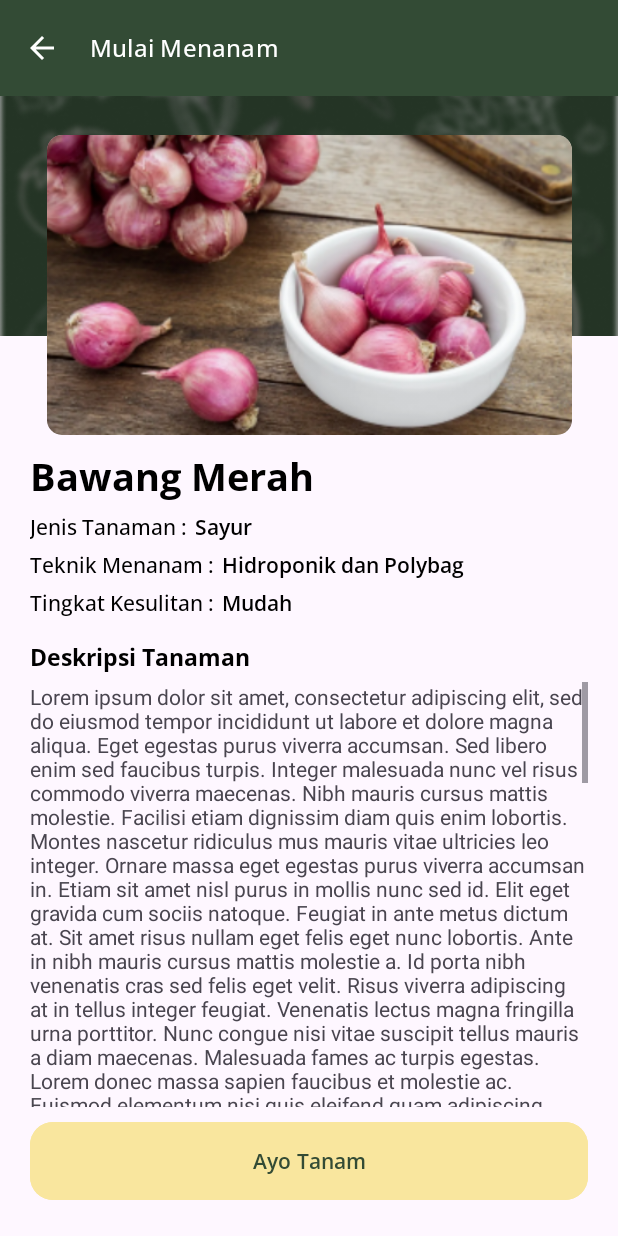
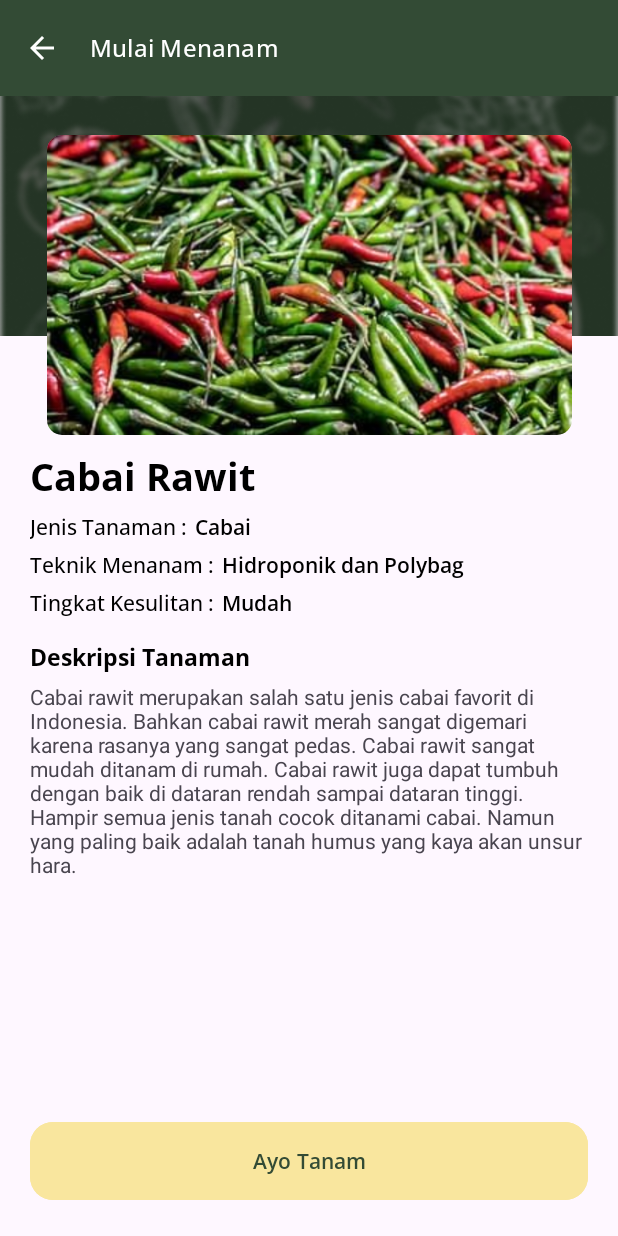
Before and after one commit to PutraGandaD/UrbanFarm-Mobile-Massive-Challenge, an Android app: the BerandaPageFragment screen opened directly, with no data from a screen before it, after a tap on "Cabai Rawit", on a phone screen of 412 x 824 dp. Run offline under Robolectric (Android 15) with nearby library versions, the phone set to English and light mode, and no system bars.

Commit message:
Added Parcelable for each tanaman icon in Dashboard
Tried my best to make it modular.

```diff
--- a/app/src/main/java/com/putragandad/urbanfarm/activity/beranda/DetailTanamanPageActivity.kt
+++ b/app/src/main/java/com/putragandad/urbanfarm/activity/beranda/DetailTanamanPageActivity.kt
@@ -3,6 +3,7 @@ package com.putragandad.urbanfarm.activity.beranda
 import androidx.appcompat.app.AppCompatActivity
 import android.os.Bundle
 import com.putragandad.urbanfarm.databinding.ActivityDetailTanamanPageBinding
+import com.putragandad.urbanfarm.models.beranda.ItemTanamanModels
 
 class DetailTanamanPageActivity : AppCompatActivity() {
     private lateinit var binding: ActivityDetailTanamanPageBinding
@@ -17,5 +18,22 @@ class DetailTanamanPageActivity : AppCompatActivity() {
         }
 
         setContentView(binding.root)
+
+        val tanamanItem = intent.getParcelableExtra<ItemTanamanModels>("item_tanaman_dashboard")
+        if(tanamanItem != null) {
+            val imageTanaman = binding.imageCardDetailTanamanPage
+            val namaTanaman = binding.tvTitleDetailTanamanPage
+            val jenisTanaman = binding.tvJenisTanamanDetailTanamanPage
+            val teknikMenanam = binding.tvTeknikMenanamDetailTanamanPage
+            val tingkatKesulitanMenanam = binding.tvTingkatKesulitanDetailTanamanPage
+            val deskripsiTanaman = binding.tvDeskripsiContentTanamankuPage
+
+            imageTanaman.setImageResource(tanamanItem.fotoTanaman)
+            namaTanaman.text = tanamanItem.namaTanaman
+            jenisTanaman.text = tanamanItem.jenisTanaman
+            teknikMenanam.text = tanamanItem.teknikMenanam
+            tingkatKesulitanMenanam.text = tanamanItem.tingkatKesulitan
+            deskripsiTanaman.text = tanamanItem.deskripsiTanaman
+        }
     }
 }
--- a/app/src/main/java/com/putragandad/urbanfarm/fragments/berandapage/BerandaPageFragment.kt
+++ b/app/src/main/java/com/putragandad/urbanfarm/fragments/berandapage/BerandaPageFragment.kt
@@ -36,27 +36,28 @@ class BerandaPageFragment : Fragment() {
 
         val itemTanamanList = ArrayList<ItemTanamanModels>()
         itemTanamanList.add(ItemTanamanModels(R.drawable.ic_home_bawangmerah,
-            "Bawang Merah"))
+            "Bawang Merah", "Sayur", "Hidroponik dan Polybag", "Mudah", requireContext().getString(R.string.deskripsi_bawang_merah), R.drawable.img_card_bawangmerah_tanamanku))
         itemTanamanList.add(ItemTanamanModels(R.drawable.ic_home_cabairawit,
-            "Cabai Rawit"))
+            "Cabai Rawit", "Cabai", "Hidroponik dan Polybag", "Mudah", requireContext().getString(R.string.deskripsi_cabai_merah), R.drawable.img_card_cabai_rawit_tanamanku))
         itemTanamanList.add(ItemTanamanModels(R.drawable.ic_home_buncis,
-            "Buncis"))
+            "Buncis", "Sayur", "Hidroponik dan Polybag", "Mudah", requireContext().getString(R.string.deskripsi_bawang_merah), R.drawable.img_card_bawangmerah_tanamanku))
         itemTanamanList.add(ItemTanamanModels(R.drawable.ic_home_wortel,
-            "Wortel"))
+            "Wortel", "Sayur", "Hidroponik dan Polybag", "Mudah", requireContext().getString(R.string.deskripsi_bawang_merah), R.drawable.img_card_bawangmerah_tanamanku))
         itemTanamanList.add(ItemTanamanModels(R.drawable.ic_home_kembangkol,
-            "Kembang Kol"))
+            "Kembang Kol", "Sayur", "Hidroponik dan Polybag", "Mudah", requireContext().getString(R.string.deskripsi_bawang_merah), R.drawable.img_card_bawangmerah_tanamanku))
         itemTanamanList.add(ItemTanamanModels(R.drawable.ic_home_tomat,
-            "Tomat"))
+            "Tomat", "Sayur", "Hidroponik dan Polybag", "Mudah", requireContext().getString(R.string.deskripsi_bawang_merah), R.drawable.img_card_bawangmerah_tanamanku))
         itemTanamanList.add(ItemTanamanModels(R.drawable.ic_home_kacangpanjang,
-            "Kacang Panjang"))
+            "Kacang Panjang", "Sayur", "Hidroponik dan Polybag", "Mudah", requireContext().getString(R.string.deskripsi_bawang_merah), R.drawable.img_card_bawangmerah_tanamanku))
         itemTanamanList.add(ItemTanamanModels(R.drawable.ic_home_timun,
-            "Timun"))
+            "Timun", "Sayur", "Hidroponik dan Polybag", "Mudah", requireContext().getString(R.string.deskripsi_bawang_merah), R.drawable.img_card_bawangmerah_tanamanku))
 
         val itemTanamanAdapter = IconTanamanRVAdapter(itemTanamanList)
         recyclerView.adapter = itemTanamanAdapter
 
         itemTanamanAdapter.onItemClick = {
             val intent = Intent(requireContext(), DetailTanamanPageActivity::class.java)
+            intent.putExtra("item_tanaman_dashboard", it)
             startActivity(intent)
         }
     }
--- a/app/src/main/java/com/putragandad/urbanfarm/models/beranda/ItemTanamanModels.kt
+++ b/app/src/main/java/com/putragandad/urbanfarm/models/beranda/ItemTanamanModels.kt
@@ -1,4 +1,50 @@
 package com.putragandad.urbanfarm.models.beranda
 
-data class ItemTanamanModels(val iconTanaman: Int,
-                             val namaTanaman: String)
+import android.os.Parcel
+import android.os.Parcelable
+
+data class ItemTanamanModels(
+    val iconTanaman: Int,
+    val namaTanaman: String,
+    val jenisTanaman: String,
+    val teknikMenanam: String,
+    val tingkatKesulitan: String,
+    val deskripsiTanaman: String,
+    val fotoTanaman: Int
+) : Parcelable {
+    constructor(parcel: Parcel) : this(
+        parcel.readInt(),
+        parcel.readString()!!,
+        parcel.readString()!!,
+        parcel.readString()!!,
+        parcel.readString()!!,
+        parcel.readString()!!,
+        parcel.readInt()
+    ) {
+    }
+
+    override fun describeContents(): Int {
+        TODO("Not yet implemented")
+    }
+
+    override fun writeToParcel(parcel: Parcel, flags: Int) {
+        parcel.writeInt(iconTanaman)
+        parcel.writeString(namaTanaman)
+        parcel.writeString(jenisTanaman)
+        parcel.writeString(teknikMenanam)
+        parcel.writeString(tingkatKesulitan)
+        parcel.writeString(deskripsiTanaman)
+        parcel.writeInt(fotoTanaman)
+    }
+
+    companion object CREATOR : Parcelable.Creator<ItemTanamanModels> {
+        override fun createFromParcel(parcel: Parcel): ItemTanamanModels {
+            return ItemTanamanModels(parcel)
+        }
+
+        override fun newArray(size: Int): Array<ItemTanamanModels?> {
+            return arrayOfNulls(size)
+        }
+    }
+
+}
--- a/app/src/main/res/values/strings.xml
+++ b/app/src/main/res/values/strings.xml
@@ -73,4 +73,11 @@
     <string name="teknik_menanam_placeholder">Hidroponik dan Polybag</string>
     <string name="tingkat_kesulitan_placeholder">Mudah</string>
 
+    <!-- Deskripsi Tanaman -->
+    <string name="deskripsi_bawang_merah">Bawang merah umum menjadi bumbu masak penguat rasa. Namun, di balik kegunaannya untuk masakan, umbi-umbian ini juga bisa bermanfaat untuk merawat kesehatan tubuh.
+Kandungan anthocyanin pada bumbu dapur ini dapat bekerja melindungi tubuh dari penyakit jantung, beberapa jenis kanker, dan penyakit gula.
+Selain anthocyanin, sayuran ini juga mengandung berbagai vitamin, mineral, dan senyawa yang telah terbukti meningkatkan kesehatan dalam banyak hal.</string>
+    <string name="deskripsi_cabai_merah">Cabai rawit merupakan salah satu jenis cabai favorit di Indonesia. Bahkan cabai rawit merah sangat digemari karena rasanya yang sangat pedas.
+Cabai rawit sangat mudah ditanam di rumah. Cabai rawit juga dapat tumbuh dengan baik di dataran rendah sampai dataran tinggi. Hampir semua jenis tanah cocok ditanami cabai. Namun yang paling baik adalah tanah humus yang kaya akan unsur hara.</string>
+
 </resources>
```
